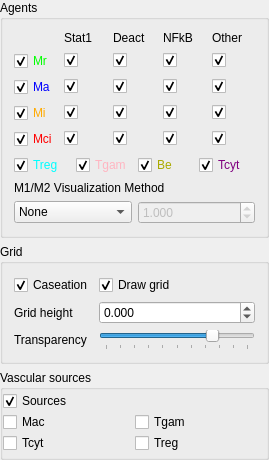
Above: gui/agentswidget.ui from gmackie/GR-ABM-ODE-2D before the change. Below: the same form after it.
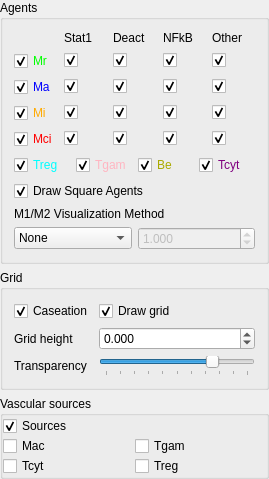
That is the form after the change.

Commit message:
Added togglable new agent visualization.
* Forced simulation processing to be in sync with file handling thread while
  maintaining simulation event loop processing.
  * Basically means outputting csv files and state files should be consistent,
    no longer should have "missing" rows/states
* New agent visualization (old one is still used by default)
  * New visualization may be enabled under the Agents tab by unchecking the
    checkbox "Draw square agents"

What changed in the file:
```diff
--- a/gui/agentswidget.ui
+++ b/gui/agentswidget.ui
@@ -661,6 +661,16 @@
         </item>
        </widget>
       </item>
+      <item row="3" column="0" colspan="4">
+       <widget class="QCheckBox" name="checkboxSquareAgents">
+        <property name="text">
+         <string>Draw Square Agents</string>
+        </property>
+        <property name="checked">
+         <bool>true</bool>
+        </property>
+       </widget>
+      </item>
      </layout>
     </widget>
    </item>
```
The commit also changes 9 other files.
